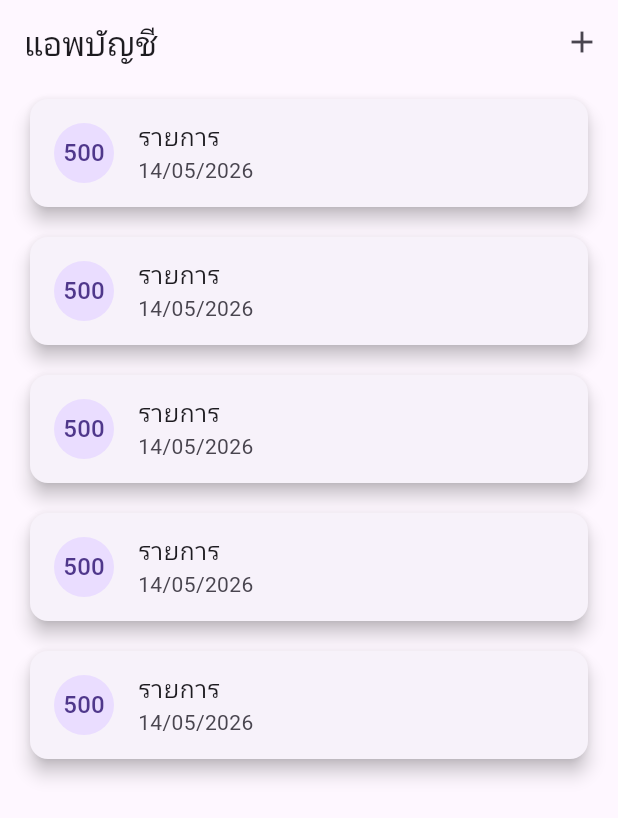
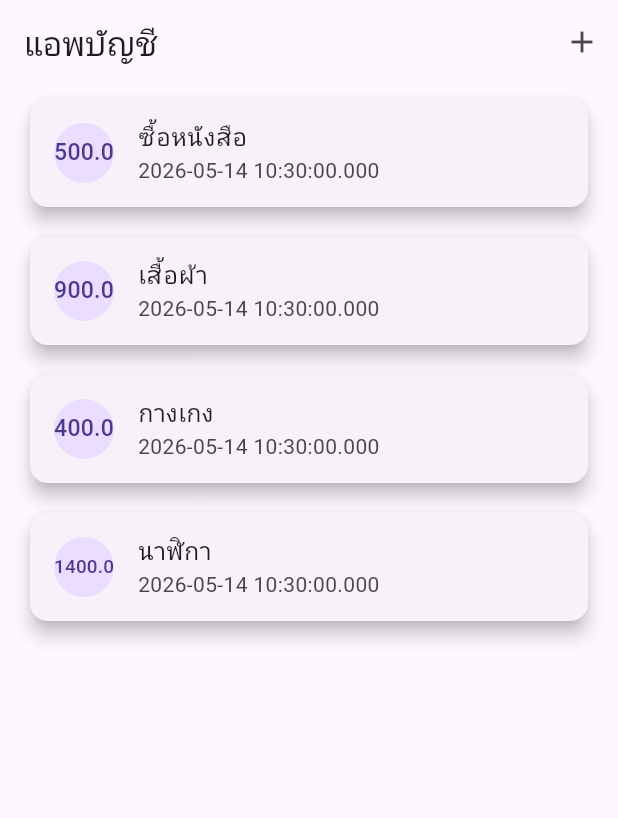
Before and after one commit to Mongkhon-w/Flutter_Database, a Flutter app: the screen it shows after launch, on a phone screen of 412 x 824 dp. Shown: the top 818 px of the screen. Run offline on Flutter 3.47's test engine with Material 3 defaults, Android fonts, the phone set to English and light mode, and no system bars.

Commit message:
feat_add_multi-provider

```diff
--- /dev/null
+++ b/devtools_options.yaml
@@ -0,0 +1,3 @@
+description: This file stores settings for Dart & Flutter DevTools.
+documentation: https://docs.flutter.dev/tools/devtools/extensions#configure-extension-enablement-states
+extensions:
--- a/lib/main.dart
+++ b/lib/main.dart
@@ -1,5 +1,8 @@
 import 'package:flutter/material.dart';
+import 'package:flutter_database/models/transaction.dart';
+import 'package:flutter_database/providers/transaction_provider.dart';
 import 'package:flutter_database/screens/form_screen.dart';
+import 'package:provider/provider.dart';
 
 void main() {
   runApp(const MyApp());
@@ -10,13 +13,22 @@ class MyApp extends StatelessWidget {
 
   @override
   Widget build(BuildContext context) {
-    return MaterialApp(
+    return MultiProvider(
+      providers: [
+        ChangeNotifierProvider(
+          create: (context) {
+            return TransactionProvider();
+          },
+        ),
+      ],
+      child: MaterialApp(
         title: 'Flutter Demo',
         theme: ThemeData(
           primarySwatch: Colors.blue,
           visualDensity: VisualDensity.adaptivePlatformDensity,
         ),
         home: const MyHomePage(title: 'แอพบัญชี'),
+      ),
     );
   }
 }
@@ -51,20 +63,30 @@ class _MyHomePageState extends State<MyHomePage> {
           ),
         ],
       ),
-      body: ListView.builder(
-        itemCount: 5,
+      body: Consumer<TransactionProvider>(
+        // ระบุ Type ที่จะดึงข้อมูลด้วย
+        builder: (context, provider, child) {
+          return ListView.builder(
+            itemCount: provider.transactions.length,
             itemBuilder: (context, int index) {
+              // ดึงข้อมูลทีละแถว
+              Transaction data = provider.transactions[index];
               return Card(
                 elevation: 5,
-            margin: const EdgeInsets.symmetric(vertical: 10, horizontal: 20),
+                margin: const EdgeInsets.symmetric(
+                  vertical: 10,
+                  horizontal: 20,
+                ),
                 child: ListTile(
                   leading: CircleAvatar(
                     radius: 20,
-                child: FittedBox(child: Text("500")),
+                    child: FittedBox(child: Text(data.amount.toString())),
                   ),
-              title: Text("รายการ"),
-              subtitle: Text("14/05/2026"),
+                  title: Text(data.title),
+                  subtitle: Text(data.date.toString()),
                 ),
+              );
+            },
           );
         },
       ),
--- /dev/null
+++ b/lib/models/transaction.dart
@@ -0,0 +1,8 @@
+class Transaction {
+  String title; // แนะนำให้ใส่ final ถ้าค่านั้นไม่เปลี่ยนหลังจากสร้าง object
+  double amount;
+  DateTime date;
+
+  // เพิ่มคำว่า required เพื่อบอกว่าต้องส่งค่าเหล่านี้มาตอนสร้าง Object นะ
+  Transaction({required this.title, required this.amount, required this.date});
+}
--- /dev/null
+++ b/lib/providers/transaction_provider.dart
@@ -0,0 +1,23 @@
+import 'package:flutter/foundation.dart';
+import 'package:flutter_database/models/transaction.dart';
+
+class TransactionProvider with ChangeNotifier {
+  // ตัวอย่างข้อมูล
+  List<Transaction> transactions = [
+    Transaction(title: "ซื้อหนังสือ", amount: 500, date: DateTime.now()),
+    Transaction(title: "เสื้อผ้า", amount: 900, date: DateTime.now()),
+    Transaction(title: "กางเกง", amount: 400, date: DateTime.now()),
+    Transaction(title: "นาฬิกา", amount: 1400, date: DateTime.now()),
+  ];
+
+  // ดึงข้อมูล
+  List<Transaction> getTransaction() {
+    return transactions;
+  }
+
+  void addTransaction(Transaction statement) {
+    transactions.insert(0, statement);
+    // แจ้งเตือน Consumer
+    notifyListeners();
+  }
+}
```
Also changed, not shown: lib/screens/form_screen.dart (+65 -7 lines). Lines whose indentation alone changed are shown as unchanged.
